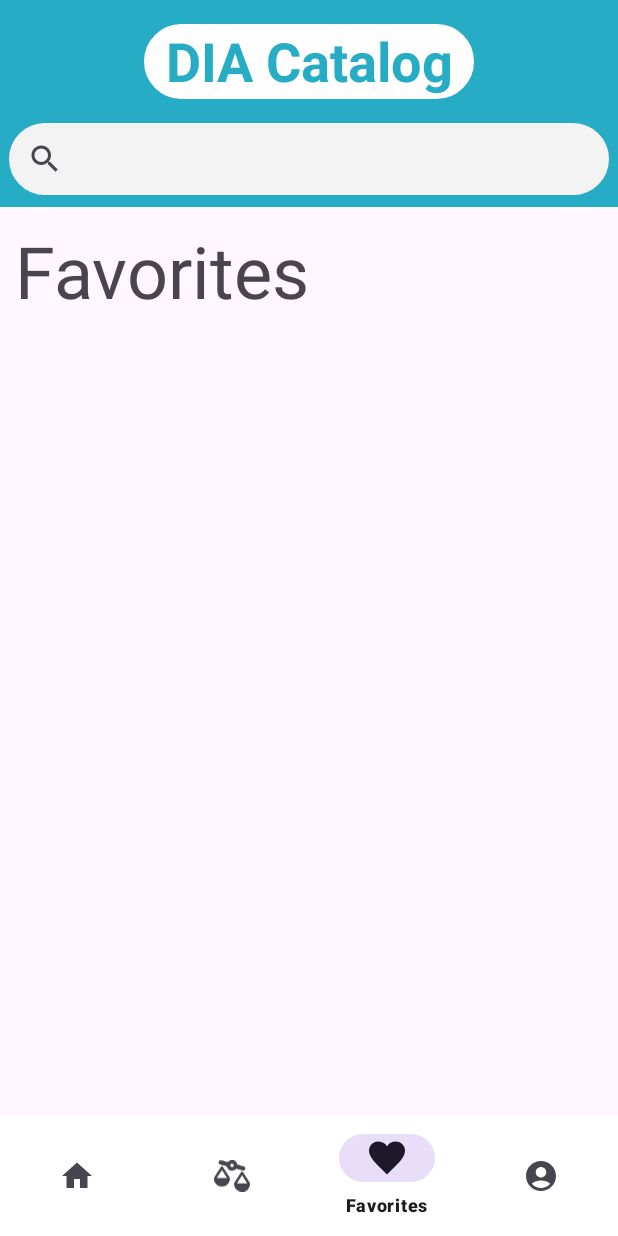
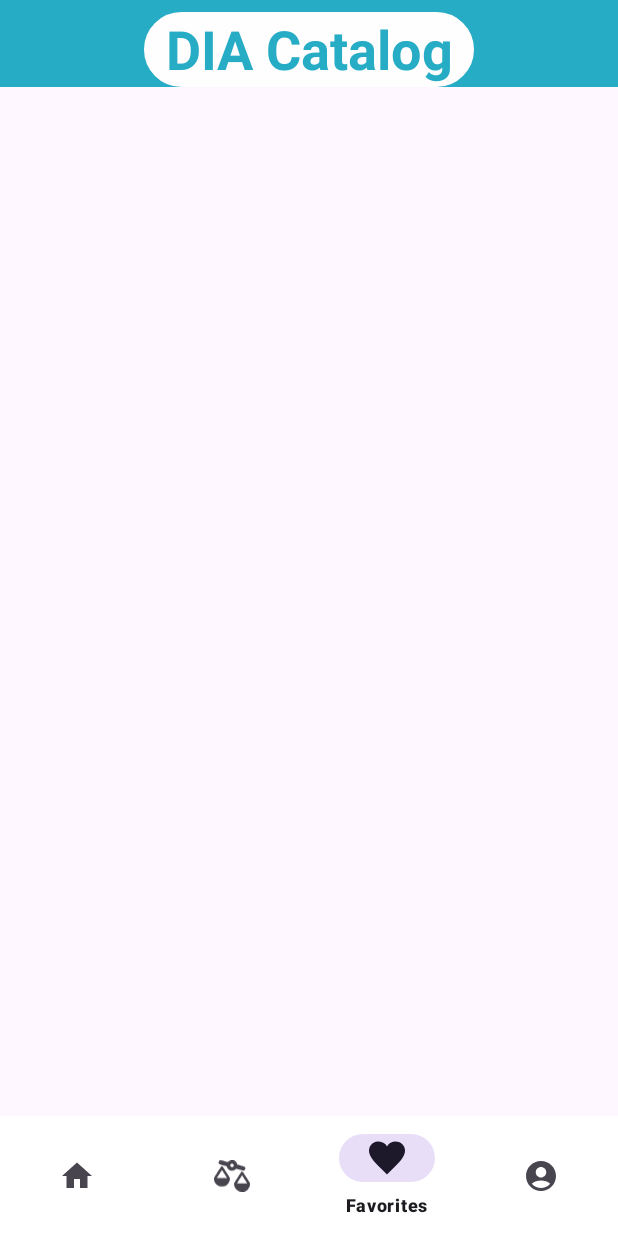
Before and after one commit to AntonBuslov/DIA-Catalog, an Android app: the Favorities_Activity screen opened directly, with no data from a screen before it, on a phone screen of 412 x 824 dp. Run offline under Robolectric (Android 15) with nearby library versions, the phone set to English and light mode, and no system bars; our stand-ins replace Firebase (no records; nobody signed in at launch, a user with empty details on screens opened directly).

Commit message:
Favorites and Lastseen completed

```diff
--- a/app/src/main/java/com/example/myapplication/Account_Activity.java
+++ b/app/src/main/java/com/example/myapplication/Account_Activity.java
@@ -29,6 +29,7 @@ import com.google.firebase.firestore.QuerySnapshot;
 
 import java.util.ArrayList;
 import java.util.List;
+import java.util.Objects;
 
 public class Account_Activity extends AppCompatActivity {
     FirebaseAuth firebaseAuth = FirebaseAuth.getInstance();
@@ -107,7 +108,10 @@ public class Account_Activity extends AppCompatActivity {
                         List<Task> tasks = new ArrayList<>();
                         for(String id : ids){
                             Log.i("INFO","load item " + id);
-                            tasks.add(firebaseFirestore.collection("Items").document(id).get());
+                            if (!Objects.equals(id, "")) {
+                                tasks.add(firebaseFirestore.collection("Items").document(id).get());
+                            }
+
                         }
                         Task mergetask = Tasks.whenAllSuccess(tasks).addOnSuccessListener(new OnSuccessListener<List<Object>>() {
                             @Override
--- a/app/src/main/java/com/example/myapplication/Favorities_Activity.java
+++ b/app/src/main/java/com/example/myapplication/Favorities_Activity.java
@@ -2,6 +2,7 @@ package com.example.myapplication;
 
 import android.content.Intent;
 import android.os.Bundle;
+import android.util.Log;
 import android.view.MenuItem;
 
 import androidx.activity.EdgeToEdge;
@@ -10,18 +11,42 @@ import androidx.appcompat.app.AppCompatActivity;
 import androidx.core.graphics.Insets;
 import androidx.core.view.ViewCompat;
 import androidx.core.view.WindowInsetsCompat;
+import androidx.recyclerview.widget.GridLayoutManager;
+import androidx.recyclerview.widget.LinearLayoutManager;
+import androidx.recyclerview.widget.RecyclerView;
 
+import com.google.android.gms.tasks.OnCompleteListener;
+import com.google.android.gms.tasks.OnSuccessListener;
+import com.google.android.gms.tasks.Task;
+import com.google.android.gms.tasks.Tasks;
 import com.google.android.material.bottomnavigation.BottomNavigationView;
 import com.google.android.material.navigation.NavigationBarView;
 import com.google.firebase.auth.FirebaseAuth;
+import com.google.firebase.firestore.DocumentSnapshot;
+import com.google.firebase.firestore.FirebaseFirestore;
+
+import java.util.ArrayList;
+import java.util.List;
+import java.util.Objects;
 
 public class Favorities_Activity extends AppCompatActivity {
     BottomNavigationView navigationView;
+    FirebaseFirestore firebaseFirestore;
+    FirebaseAuth firebaseAuth;
+
+    RecyclerView recyclerView;
+
+
     @Override
     protected void onCreate(Bundle savedInstanceState) {
         super.onCreate(savedInstanceState);
         EdgeToEdge.enable(this);
         setContentView(R.layout.activity_favorities);
+        firebaseFirestore = FirebaseFirestore.getInstance();
+        firebaseAuth = FirebaseAuth.getInstance();
+
+        recyclerView =findViewById(R.id.FavoriteRecycle);
+
         navigationView = findViewById(R.id.navigationBar);
         navigationView.setSelectedItemId(R.id.favorits);
 
@@ -55,5 +80,51 @@ public class Favorities_Activity extends AppCompatActivity {
                 return false;
             }
         });
+        loadFavoritre();
+    }
+
+
+    private void loadFavoritre(){
+        Log.i("INFO","load");
+        firebaseFirestore.collection("users").document(firebaseAuth.getCurrentUser().getUid().toString()).get().addOnCompleteListener(new OnCompleteListener<DocumentSnapshot>() {
+            @Override
+            public void onComplete(@NonNull Task<DocumentSnapshot> task) {
+                if(task.isSuccessful()){
+                    Log.i("INFO","userload");
+                    DocumentSnapshot doc = task.getResult();
+                    if(doc.exists()){
+                        List<String> ids = doc.toObject(UserDataClass.class).Favorites;
+                        List<ItemsModel> list = new ArrayList<>();
+                        List<Task> tasks = new ArrayList<>();
+                        for(String id : ids){
+                            Log.i("INFO","load item " + id);
+                            if (!Objects.equals(id, "")) {
+                                tasks.add(firebaseFirestore.collection("Items").document(id).get());
+                            }
+
+                        }
+                        Task mergetask = Tasks.whenAllSuccess(tasks).addOnSuccessListener(new OnSuccessListener<List<Object>>() {
+                            @Override
+                            public void onSuccess(List<Object> objects) {
+                                Log.i("INFO","merging");
+                                for(Object ob : objects){
+                                    ItemsModel model = ((DocumentSnapshot) ob).toObject(ItemsModel.class);
+                                    list.add(model);
+                                }
+                                RecommendedAdapt adapt = new RecommendedAdapt(list);
+                                GridLayoutManager horizontalLayoutManager = new GridLayoutManager(Favorities_Activity.this,2);
+                                recyclerView.setLayoutManager(horizontalLayoutManager);
+                                recyclerView.setAdapter(adapt);
+                                Log.i("INFO","loadedall");
+                            }
+                        });
+
+
+                    }
+
+                }
+            }
+        });
+
     }
 }
--- a/app/src/main/java/com/example/myapplication/MainActivity.kt
+++ b/app/src/main/java/com/example/myapplication/MainActivity.kt
@@ -106,7 +106,7 @@ class MainActivity : AppCompatActivity() {
     }
     override fun onResume() {
         super.onResume()
-        initRecommeded()
+        initRecommended()
         initCategory()
     }
 }
--- a/app/src/main/res/layout/activity_favorities.xml
+++ b/app/src/main/res/layout/activity_favorities.xml
@@ -8,30 +8,14 @@
     tools:context=".Favorities_Activity">
 
 
-    <ScrollView
-        android:layout_width="match_parent"
-        android:layout_height="wrap_content"
-        app:layout_constraintTop_toBottomOf="@+id/constraintLayout">
-
-        <LinearLayout
-            android:layout_width="match_parent"
-            android:layout_height="wrap_content"
-            android:orientation="vertical">
-
-            <TextView
-                android:id="@+id/textView6"
-                android:layout_width="match_parent"
-                android:layout_height="wrap_content"
-                android:layout_margin="10dp"
-                android:text="Favorites"
-                android:textAlignment="viewStart"
-                android:textSize="48sp" />
-
-            <androidx.recyclerview.widget.RecyclerView
-                android:layout_width="match_parent"
-                android:layout_height="match_parent" />
-        </LinearLayout>
-    </ScrollView>
+    <androidx.recyclerview.widget.RecyclerView
+        android:id="@+id/FavoriteRecycle"
+        android:layout_width="0dp"
+        android:layout_height="0dp"
+        app:layout_constraintBottom_toTopOf="@+id/navigationBar"
+        app:layout_constraintEnd_toEndOf="parent"
+        app:layout_constraintStart_toStartOf="parent"
+        app:layout_constraintTop_toBottomOf="@+id/constraintLayout" />
 
     <androidx.constraintlayout.widget.ConstraintLayout
         android:id="@+id/constraintLayout"
@@ -44,7 +28,7 @@
             android:id="@+id/textView"
             android:layout_width="220dp"
             android:layout_height="50dp"
-            android:layout_marginTop="16dp"
+            android:layout_marginTop="8dp"
             android:background="@drawable/bg"
             android:backgroundTint="#FEFEFE"
             android:text="@string/app_name"
@@ -55,19 +39,6 @@
             app:layout_constraintEnd_toEndOf="parent"
             app:layout_constraintStart_toStartOf="parent"
             app:layout_constraintTop_toTopOf="parent" />
-
-        <SearchView
-            android:id="@+id/searchView"
-            android:layout_width="400dp"
-            android:layout_height="wrap_content"
-            android:layout_marginTop="16dp"
-            android:layout_marginBottom="8dp"
-            android:background="@drawable/bg"
-            android:backgroundTint="#F3F3F3"
-            app:layout_constraintBottom_toBottomOf="parent"
-            app:layout_constraintEnd_toEndOf="parent"
-            app:layout_constraintStart_toStartOf="parent"
-            app:layout_constraintTop_toBottomOf="@+id/textView" />
 
     </androidx.constraintlayout.widget.ConstraintLayout>
 
```
